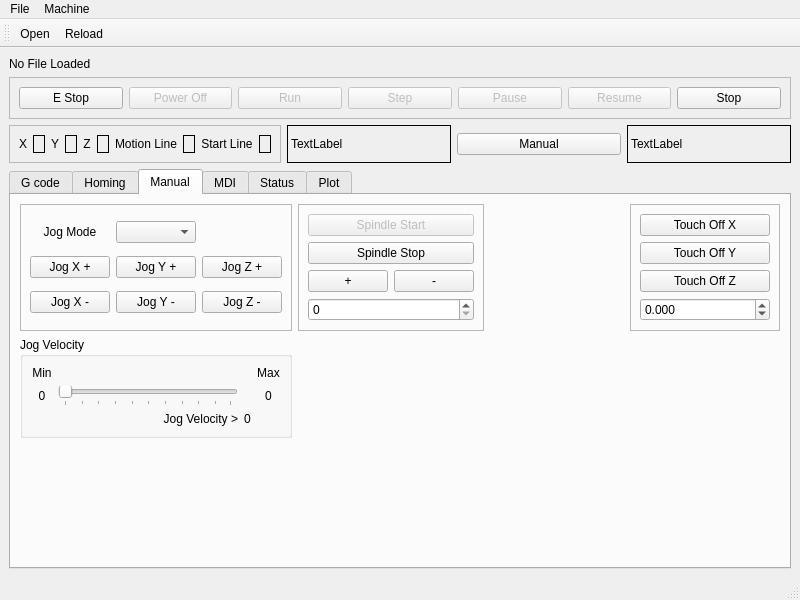
tlight9/jet, file jet/src/jet.ui: the form before one commit.
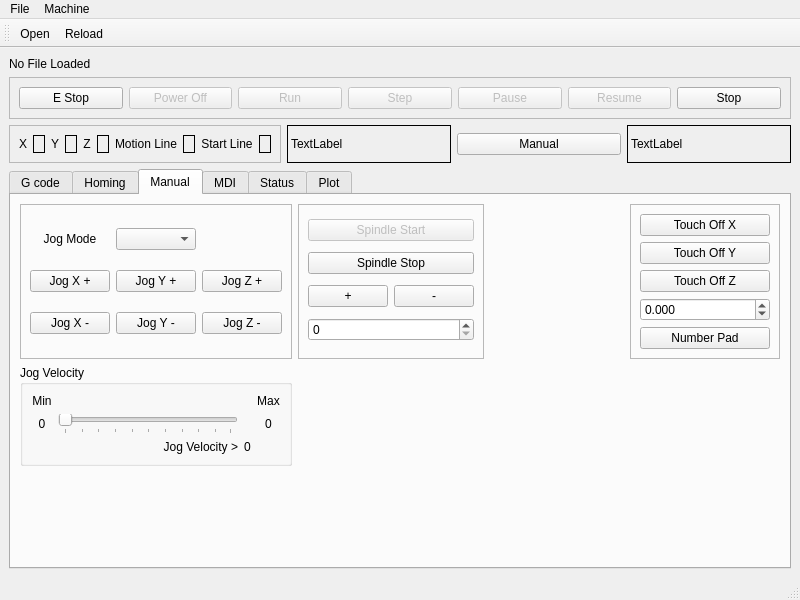
The form after the commit. The open tabs and pages were chosen to show the change.

Commit message: add touch screen number pad

```diff
--- a/jet/src/jet.ui
+++ b/jet/src/jet.ui
@@ -566,6 +566,13 @@
              </property>
             </widget>
            </item>
+           <item row="4" column="0">
+            <widget class="QPushButton" name="numberpad_pb">
+             <property name="text">
+              <string>Number Pad</string>
+             </property>
+            </widget>
+           </item>
            <item row="2" column="0">
             <widget class="QPushButton" name="z_touchoff_pb">
              <property name="text">
```
The commit also changes 4 other files.
